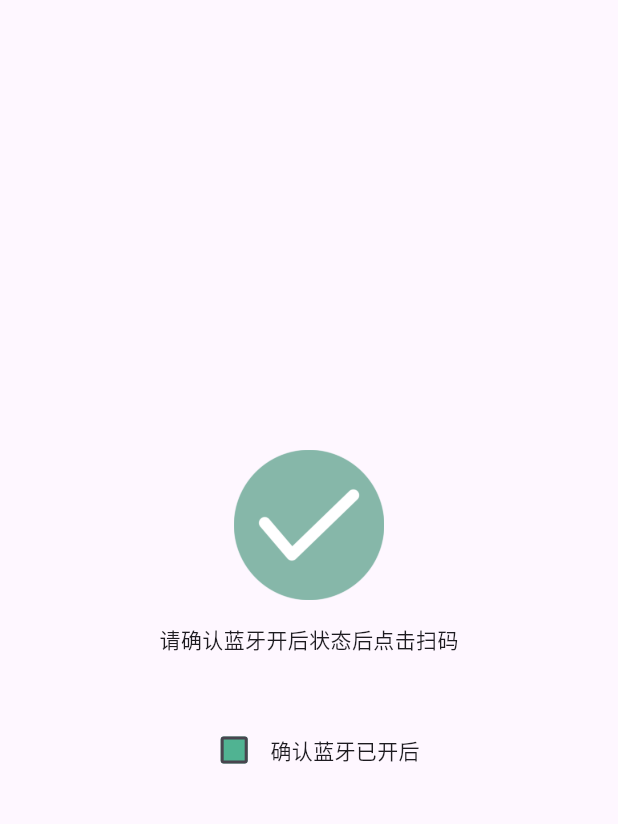
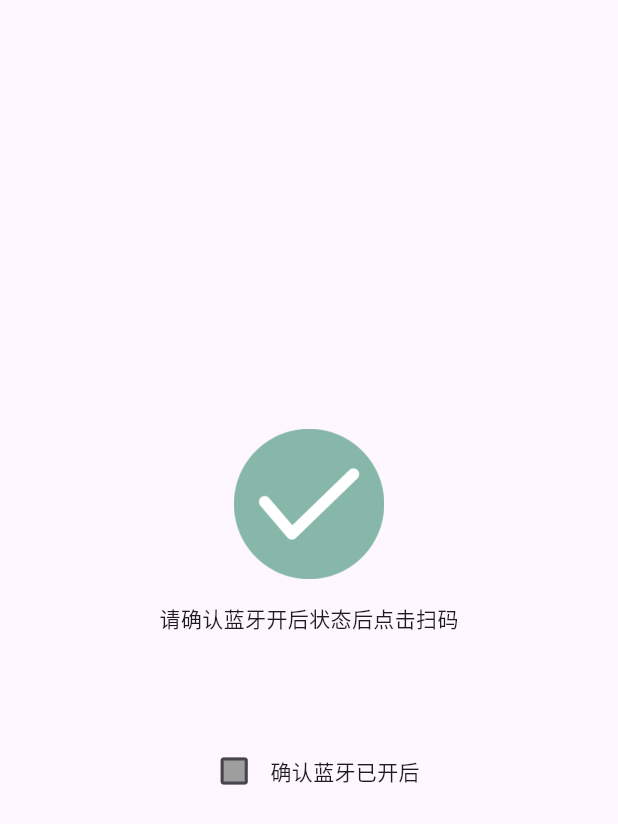
Before and after one commit to CrassusX/flutter_ble_scan, a Flutter app: the screen it shows after launch, on a phone screen of 412 x 824 dp. Shown: the top 824 px of the screen. Run offline on Flutter 3.47's test engine with Material 3 defaults, Android fonts, the phone set to English and light mode, and no system bars; our stand-ins replace device_info_plus, dio, dots_indicator, event_bus, flutter_blue, flutter_svg and 6 more; missing offline and left inert: mobile_scanner.

Commit message:
处理颜色

```diff
--- a/lib/page/wifi/seat_wifi_step1.dart
+++ b/lib/page/wifi/seat_wifi_step1.dart
@@ -14,7 +14,13 @@ class SeatWifiStep1 extends StatefulWidget {
 class _SeatWifiStep1State extends State<SeatWifiStep1> {
   bool _hasChecked = false;
 
-  _onScanTap(){}
+  _onScanTap() {}
+
+  _onChecked(bool? value) {
+    setState(() {
+      _hasChecked = value!;
+    });
+  }
 
   @override
   Widget build(BuildContext context) {
@@ -35,28 +41,33 @@ class _SeatWifiStep1State extends State<SeatWifiStep1> {
               ), // 图片
               const SizedBox(height: 16), // 间距
               const Text('请确认蓝牙开后状态后点击扫码'), // 文字描述
-              Visibility(
-                visible: _hasChecked,
-                child: Padding(
+              Padding(
                 padding: const EdgeInsets.only(top: 8.0),
-                  child: Text("请确保设备处于通电状态", style: TextStyle(color: greyColor)),
+                child: _hasChecked
+                    ? Text("请确保设备处于通电状态", style: TextStyle(color: greyColor))
+                    : const SizedBox(
+                        height: 20,
                       ),
               ),
               const SizedBox(height: 40), // 间距
-              Row(
+              InkWell(
+                onTap: () => _onChecked(!_hasChecked),
+                child: Row(
                   mainAxisAlignment: MainAxisAlignment.center,
                   children: [
                     Checkbox(
                       value: _hasChecked,
-                    onChanged: (value) {
-                      setState(() {
-                        _hasChecked = value!;
-                      });
-                    },
-                    fillColor: MaterialStateProperty.all(normalColor),
+                      onChanged: _onChecked,
+                      fillColor: MaterialStateProperty.resolveWith((states) {
+                        if (states.contains(MaterialState.selected)) {
+                          return normalColor;
+                        }
+                        return greyColor;
+                      }),
                     ), // 复选框
                     const Text('确认蓝牙已开后'), // 文字描述
                   ],
+                ),
               ),
             ],
           ),
```
Lines whose indentation alone changed are shown as unchanged.
